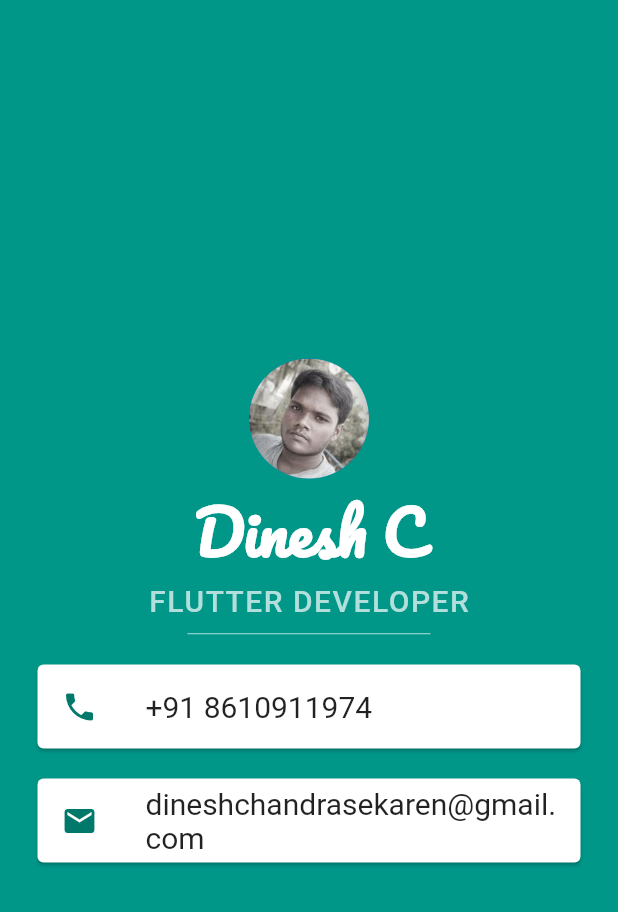
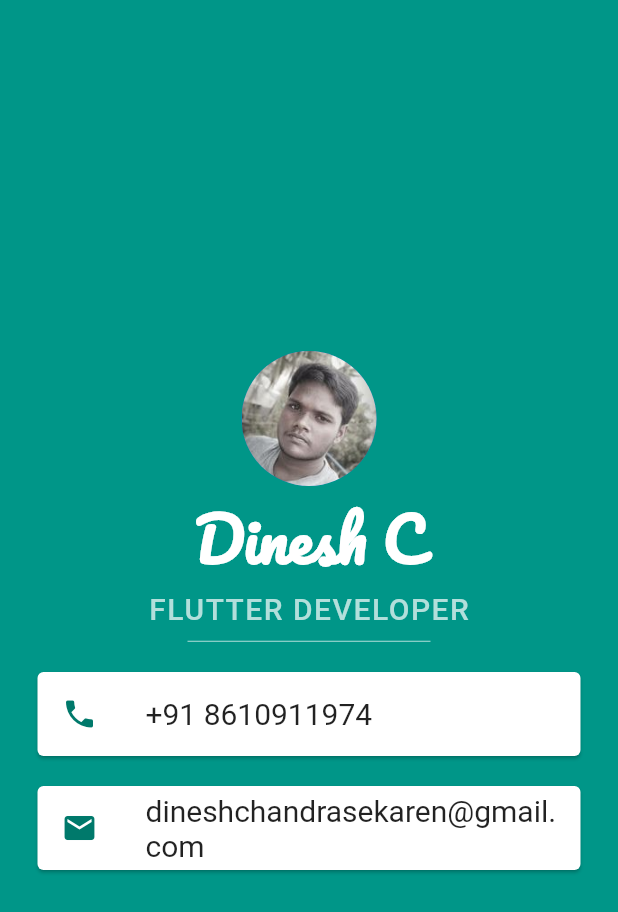
Before and after one commit to dineshchandrasekaren/mi_card, a Flutter app: the screen it shows after launch, on a phone screen of 412 x 824 dp. Shown: the top 912 px of the screen. Run offline on Flutter 3.47's test engine with Material 2 defaults, Android fonts, the phone set to English and light mode, and no system bars; Roboto replaces fonts that are missing (Source San Pro).

Commit message:
all done.

```diff
--- a/lib/main.dart
+++ b/lib/main.dart
@@ -21,7 +21,7 @@ class MyApp extends StatelessWidget {
               mainAxisAlignment: MainAxisAlignment.center,
               children: <Widget>[
                 const CircleAvatar(
-                  radius: 40.0,
+                  radius: 45.0,
                   backgroundImage: AssetImage('images/photo.jpg'),
                 ),
                 const Text(
```
